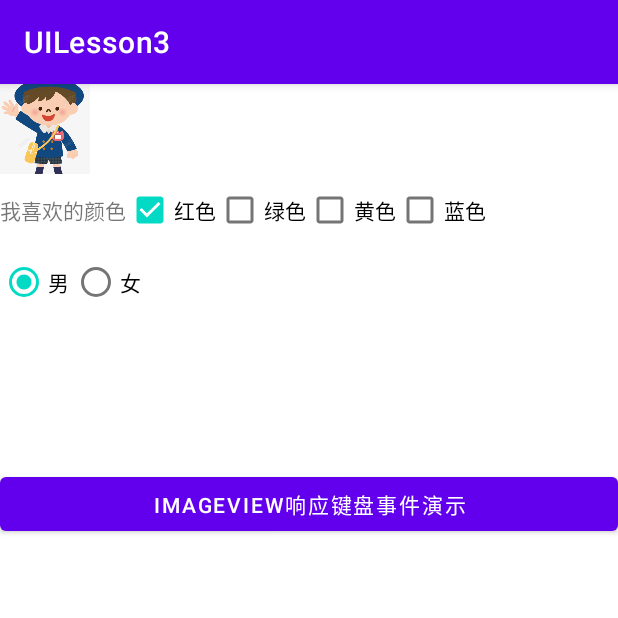
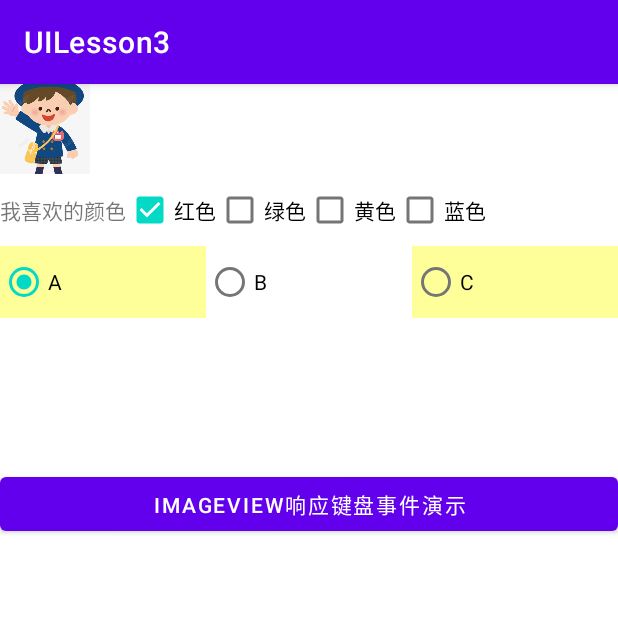
Before and after one commit to RendezvousSun/AndroidStudio_ImageView, an Android app: the screen it shows after launch (MainActivity), on a phone screen of 412 x 824 dp, the top half of it. Run offline under Robolectric (Android 15) with nearby library versions, the phone set to English and light mode, and no system bars.

```diff
--- a/app/src/main/res/layout/activity_main.xml
+++ b/app/src/main/res/layout/activity_main.xml
@@ -46,21 +46,31 @@
         android:layout_height="wrap_content">
 
         <RadioGroup
-            android:layout_width="wrap_content"
+            android:layout_width="fill_parent"
             android:layout_height="wrap_content"
             android:orientation="horizontal">
 
             <RadioButton
                 android:id="@+id/rb_m"
-                android:layout_width="wrap_content"
+                android:layout_width="0dp"
                 android:layout_height="wrap_content"
+                android:layout_weight="1"
                 android:checked="true"
-                android:text="男"/>
+                android:background="#ffff99"
+                android:text="A"/>
             <RadioButton
                 android:id="@+id/rb_f"
-                android:layout_width="wrap_content"
+                android:layout_width="0dp"
                 android:layout_height="wrap_content"
-                android:text="女"/>
+                android:layout_weight="1"
+                android:text="B"/>
+            <RadioButton
+                android:id="@+id/rb_e"
+                android:layout_width="0dp"
+                android:layout_height="wrap_content"
+                android:layout_weight="1"
+                android:background="#ffff99"
+                android:text="C"/>
         </RadioGroup>
 
     </LinearLayout>
```
